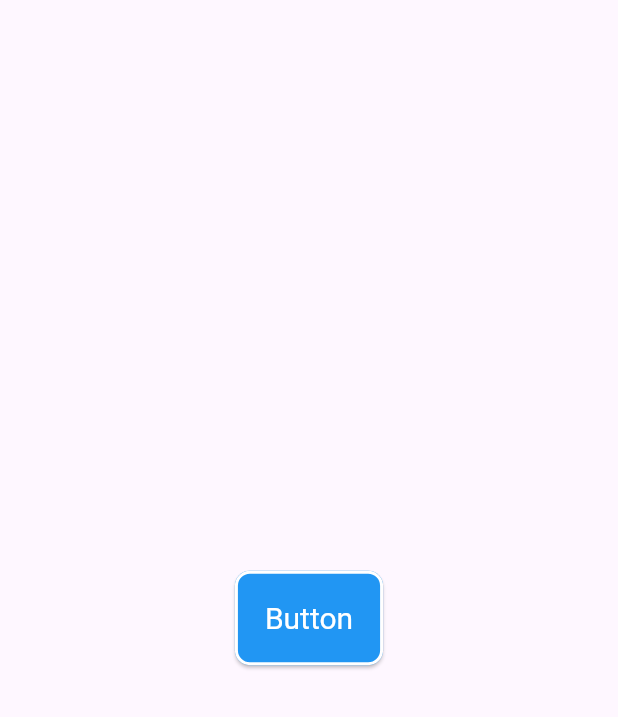
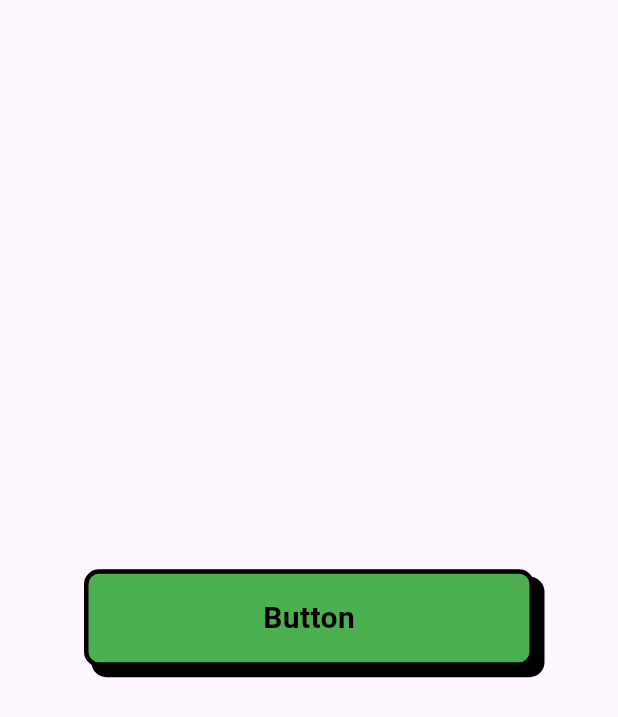
Before and after one commit to Dukeazeta/_styledbuttons, a Flutter app: the screen it shows after launch, on a phone screen of 412 x 824 dp. Shown: the top 717 px of the screen. Run offline on Flutter 3.47's test engine with Material 3 defaults, Android fonts, the phone set to English and light mode, and no system bars.

Commit message:
modified:   _styledbuttons/lib/main.dart 	modified:   _styledbuttons/lib/widgets/styled_buttons.dart

```diff
--- a/_styledbuttons/lib/main.dart
+++ b/_styledbuttons/lib/main.dart
@@ -11,16 +11,16 @@ class MyApp extends StatelessWidget {
   @override
   Widget build(BuildContext context) {
     return MaterialApp(
+      debugShowCheckedModeBanner: false,
       home: Scaffold(
           body: Center(
         child: StyledButton(
-            label: "Button",
+          text: "Button",
           onPressed: () {
             print("Button Pressed");
           },
         ),
-        )
-      ),
+      )),
     );
   }
 }
--- a/_styledbuttons/lib/widgets/styled_buttons.dart
+++ b/_styledbuttons/lib/widgets/styled_buttons.dart
@@ -1,30 +1,63 @@
 import 'package:flutter/material.dart';
 
 class StyledButton extends StatelessWidget {
-  final String label;
-  final VoidCallback onPressed;
+  final String text;
+  final VoidCallback? onPressed;
+  final double? width;
+  final double? height;
+  final Widget? child;
+  final TextStyle? textStyle;
 
   const StyledButton({
-    Key? key,
-    required this.label,
-    required this.onPressed,
-  }) : super(key: key);
+    super.key,
+    required this.text,
+    this.onPressed,
+    this.width = 300,
+    this.height = 65,
+    this.child,
+    this.textStyle,
+  });
 
   @override
   Widget build(BuildContext context) {
-    return ElevatedButton(
-      onPressed: onPressed,
-      style: ElevatedButton.styleFrom(
-        backgroundColor: Colors.blue,// background color
-        foregroundColor: Colors.white,
-        textStyle: TextStyle(fontSize: 20),//font size
-        padding: EdgeInsets.all(20),
-        shape: RoundedRectangleBorder(
-          borderRadius: BorderRadius.circular(10),//border radius
-          side: BorderSide(color: Colors.white, width: 2),//border width and color
-        )
+    return Container(
+      width: width,
+      height: height,
+      margin: const EdgeInsets.symmetric(vertical: 8),
+      decoration: BoxDecoration(
+        color: onPressed == null ? Colors.grey.shade300 : Colors.green,
+        borderRadius: BorderRadius.circular(10),
+        border: Border.all(
+          color: Colors.black,
+          width: 3,
+        ),
+        boxShadow: [
+          BoxShadow(
+            color: Colors.black,
+            offset: const Offset(6, 6),
+            spreadRadius: 1,
+          ),
+        ],
       ),
-      child: Text(label),
+      child: Material(
+        color: Colors.transparent,
+        child: InkWell(
+          splashFactory: NoSplash.splashFactory,
+          highlightColor: Colors.transparent,
+          borderRadius: BorderRadius.circular(10),
+          onTap: onPressed,
+          child: Center(
+            child: child ?? Text(
+              text,
+              style: textStyle ?? const TextStyle(
+                fontSize: 20,
+                fontWeight: FontWeight.bold,
+                color: Colors.black,
+              ),
+            ),
+          ),
+        ),
+      ),
     );
   }
 }
```
Lines whose indentation alone changed are shown as unchanged.
